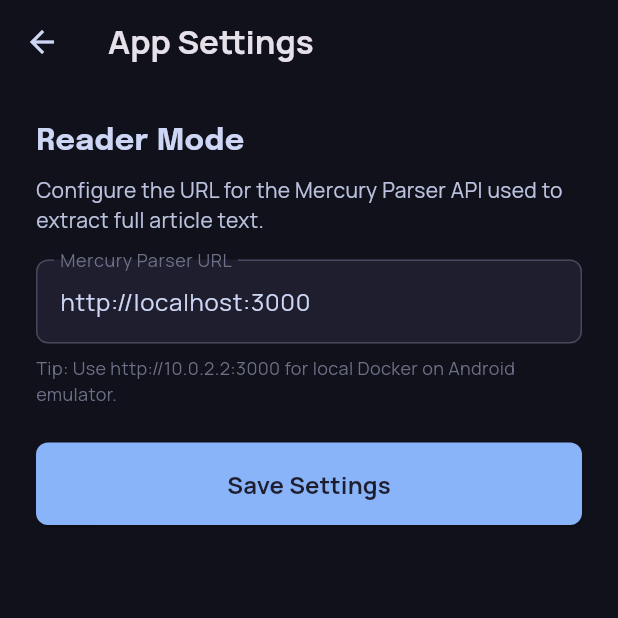
After one commit to praveen70140/everything-RSS, a Flutter app: the AppSettingsPage screen opened directly, on a phone screen of 412 x 824 dp, the top half of it. The commit adds this screen. Run offline on Flutter 3.47's test engine with Material 3 defaults, Android fonts, the phone set to English and light mode, and no system bars; our stand-ins replace audio_service, cached_network_image, chewie, flutter_html, flutter_riverpod, google_fonts and 4 more; missing offline and left inert: audio_session, background_downloader, simple_pip_mode, workmanager; accounts and stored records are empty; network calls fail; statements that could not run were skipped.

Commit message:
feat: add support for mercury text extraction server

```diff
--- a/lib/core/database/local_db.dart
+++ b/lib/core/database/local_db.dart
@@ -14,6 +14,7 @@ class LocalDatabase {
   late Box<ThirdPartyServer> _thirdPartyServersBox;
   late Box<String> _feedXmlCacheBox;
   late Box<DownloadedMedia> _downloadsBox;
+  late Box<String> _settingsBox;
 
   Future<void> init() async {
     await Hive.initFlutter();
@@ -28,6 +29,7 @@ class LocalDatabase {
         await Hive.openBox<ThirdPartyServer>('third_party_servers');
     _feedXmlCacheBox = await Hive.openBox<String>('feed_xml_cache');
     _downloadsBox = await Hive.openBox<DownloadedMedia>('downloads');
+    _settingsBox = await Hive.openBox<String>('app_settings');
 
     // Add default mock data if completely empty
     if (_foldersBox.isEmpty && _feedsBox.isEmpty) {
@@ -228,6 +230,16 @@ class LocalDatabase {
   ValueListenable<Box<DownloadedMedia>> getDownloadsListenable() {
     return _downloadsBox.listenable();
   }
+
+  // --- App Settings ---
+
+  String get mercuryParserUrl {
+    return _settingsBox.get('mercury_parser_url') ?? 'http://localhost:3000';
+  }
+
+  Future<void> setMercuryParserUrl(String url) async {
+    await _settingsBox.put('mercury_parser_url', url);
+  }
 }
 
 // Global instance for simple state injection
--- /dev/null
+++ b/lib/features/feeds/presentation/pages/app_settings_page.dart
@@ -0,0 +1,127 @@
+import 'package:flutter/material.dart';
+import 'package:google_fonts/google_fonts.dart';
+import '../../../../core/theme/app_colors.dart';
+import '../../../../core/database/local_db.dart';
+
+class AppSettingsPage extends StatefulWidget {
+  const AppSettingsPage({super.key});
+
+  @override
+  State<AppSettingsPage> createState() => _AppSettingsPageState();
+}
+
+class _AppSettingsPageState extends State<AppSettingsPage> {
+  late TextEditingController _mercuryUrlController;
+
+  @override
+  void initState() {
+    super.initState();
+    _mercuryUrlController = TextEditingController(text: localDb.mercuryParserUrl);
+  }
+
+  @override
+  void dispose() {
+    _mercuryUrlController.dispose();
+    super.dispose();
+  }
+
+  Future<void> _saveSettings() async {
+    final url = _mercuryUrlController.text.trim();
+    if (url.isNotEmpty) {
+      await localDb.setMercuryParserUrl(url);
+      if (mounted) {
+        ScaffoldMessenger.of(context).showSnackBar(
+          const SnackBar(content: Text('Settings saved')),
+        );
+      }
+    }
+  }
+
+  @override
+  Widget build(BuildContext context) {
+    return Scaffold(
+      backgroundColor: AppColors.crust,
+      appBar: AppBar(
+        backgroundColor: AppColors.crust,
+        title: Text(
+          'App Settings',
+          style: GoogleFonts.manrope(fontWeight: FontWeight.bold),
+        ),
+      ),
+      body: ListView(
+        padding: const EdgeInsets.all(24.0),
+        children: [
+          Text(
+            'Reader Mode',
+            style: GoogleFonts.epilogue(
+              fontSize: 20,
+              fontWeight: FontWeight.bold,
+              color: AppColors.text,
+            ),
+          ),
+          const SizedBox(height: 8),
+          Text(
+            'Configure the URL for the Mercury Parser API used to extract full article text.',
+            style: GoogleFonts.manrope(
+              color: AppColors.subtext1,
+              fontSize: 14,
+            ),
+          ),
+          const SizedBox(height: 16),
+          TextField(
+            controller: _mercuryUrlController,
+            style: const TextStyle(color: AppColors.text),
+            decoration: InputDecoration(
+              labelText: 'Mercury Parser URL',
+              labelStyle: const TextStyle(color: AppColors.overlay0),
+              hintText: 'http://10.0.2.2:3000',
+              hintStyle: const TextStyle(color: AppColors.overlay0),
+              filled: true,
+              fillColor: AppColors.base,
+              border: OutlineInputBorder(
+                borderRadius: BorderRadius.circular(8),
+                borderSide: const BorderSide(color: AppColors.surface1),
+              ),
+              enabledBorder: OutlineInputBorder(
+                borderRadius: BorderRadius.circular(8),
+                borderSide: const BorderSide(color: AppColors.surface1),
+              ),
+              focusedBorder: OutlineInputBorder(
+                borderRadius: BorderRadius.circular(8),
+                borderSide: const BorderSide(color: AppColors.blue),
+              ),
+            ),
+            keyboardType: TextInputType.url,
+          ),
+          const SizedBox(height: 8),
+          Text(
+            'Tip: Use http://10.0.2.2:3000 for local Docker on Android emulator.',
+            style: GoogleFonts.manrope(
+              color: AppColors.overlay0,
+              fontSize: 12,
+            ),
+          ),
+          const SizedBox(height: 24),
+          ElevatedButton(
+            style: ElevatedButton.styleFrom(
+              backgroundColor: AppColors.blue,
+              foregroundColor: AppColors.base,
+              padding: const EdgeInsets.symmetric(vertical: 16),
+              shape: RoundedRectangleBorder(
+                borderRadius: BorderRadius.circular(8),
+              ),
+            ),
+            onPressed: _saveSettings,
+            child: Text(
+              'Save Settings',
+              style: GoogleFonts.manrope(
+                fontWeight: FontWeight.bold,
+                fontSize: 16,
+              ),
+            ),
+          ),
+        ],
+      ),
+    );
+  }
+}
--- a/lib/features/feeds/presentation/widgets/content_cards/article_tile.dart
+++ b/lib/features/feeds/presentation/widgets/content_cards/article_tile.dart
@@ -5,17 +5,19 @@ import '../../../../../core/theme/app_colors.dart';
 class ArticleTile extends StatelessWidget {
   final String title;
   final String subtitle;
+  final VoidCallback? onTap;
 
   const ArticleTile({
     super.key,
     required this.title,
     required this.subtitle,
+    this.onTap,
   });
 
   @override
   Widget build(BuildContext context) {
     return InkWell(
-      onTap: () {},
+      onTap: onTap,
       child: Padding(
         padding: const EdgeInsets.symmetric(vertical: 24.0, horizontal: 24.0),
         child: Column(
--- a/lib/features/feeds/presentation/widgets/content_cards/dense_article_tile.dart
+++ b/lib/features/feeds/presentation/widgets/content_cards/dense_article_tile.dart
@@ -5,17 +5,19 @@ import '../../../../../core/theme/app_colors.dart';
 class DenseArticleTile extends StatelessWidget {
   final String title;
   final String subtitle;
+  final VoidCallback? onTap;
 
   const DenseArticleTile({
     super.key,
     required this.title,
     required this.subtitle,
+    this.onTap,
   });
 
   @override
   Widget build(BuildContext context) {
     return InkWell(
-      onTap: () {},
+      onTap: onTap,
       child: Padding(
         padding: const EdgeInsets.symmetric(vertical: 20.0, horizontal: 24.0),
         child: Column(
--- a/lib/features/feeds/presentation/widgets/feeds_drawer.dart
+++ b/lib/features/feeds/presentation/widgets/feeds_drawer.dart
@@ -7,6 +7,7 @@ import '../../../../core/database/local_db.dart';
 import '../pages/saved_feeds_page.dart';
 import '../pages/feed_settings_page.dart';
 import '../pages/third_party_servers_page.dart';
+import '../pages/app_settings_page.dart';
 
 class FeedsDrawer extends StatefulWidget {
   final Function(String url) onFeedSelected;
@@ -246,6 +247,26 @@ class _FeedsDrawerState extends State<FeedsDrawer> {
                   context,
                   MaterialPageRoute(
                       builder: (context) => const ThirdPartyServersPage()),
+                );
+              },
+            ),
+            ListTile(
+              leading:
+                  const Icon(Icons.settings, color: AppColors.blue, size: 20),
+              title: Text(
+                'App Settings',
+                style: GoogleFonts.manrope(
+                  color: AppColors.text,
+                  fontWeight: FontWeight.bold,
+                  fontSize: 13,
+                ),
+              ),
+              onTap: () {
+                Navigator.pop(context);
+                Navigator.push(
+                  context,
+                  MaterialPageRoute(
+                      builder: (context) => const AppSettingsPage()),
                 );
               },
             ),
--- a/pubspec.yaml
+++ b/pubspec.yaml
@@ -29,6 +29,8 @@ dependencies:
   background_downloader: ^9.5.4
   permission_handler: ^12.0.1
   workmanager: ^0.9.0+3
+  flutter_html: ^3.0.0
+  url_launcher: ^6.3.2
 
 dev_dependencies:
   flutter_test:
```
Also changed, not shown: lib/features/feeds/presentation/pages/article_detail_page.dart (added, +270 -0 lines), lib/features/feeds/presentation/pages/feeds_page.dart (+18 -0 lines), test_selection_api.dart (added, +26 -0 lines), pubspec.lock, 6 other files.
